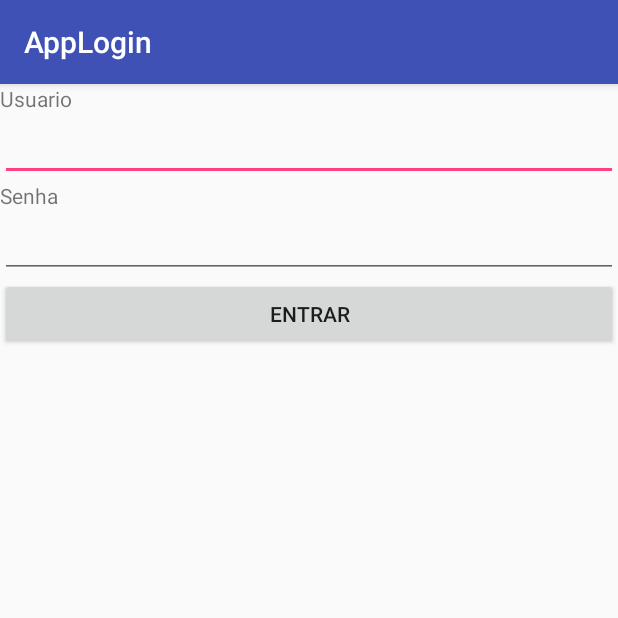
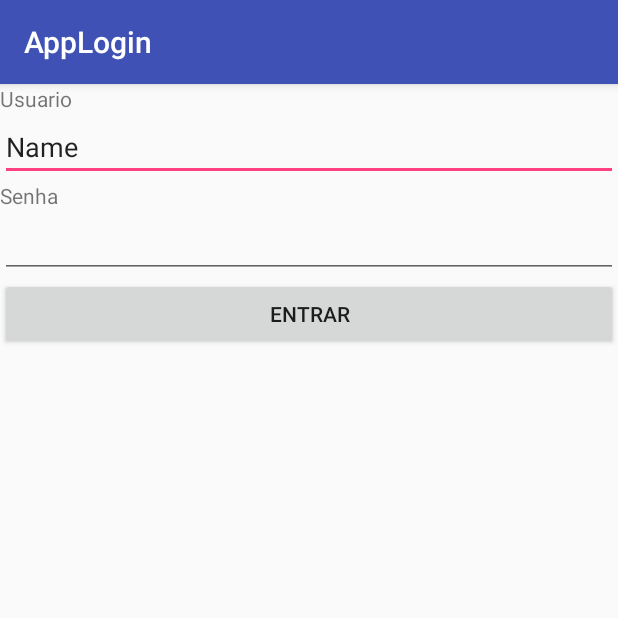
Before and after one commit to hemlysteglich/ListaTarefa, an Android app: the screen it shows after launch (MainActivity), on a phone screen of 412 x 824 dp, the top half of it. Run offline under Robolectric (Android 15) with nearby library versions, the phone set to English and light mode, and no system bars.

```diff
--- a/app/src/main/res/layout/activity_main.xml
+++ b/app/src/main/res/layout/activity_main.xml
@@ -18,7 +18,8 @@
         android:layout_width="match_parent"
         android:layout_height="wrap_content"
         android:ems="10"
-        android:inputType="textPersonName" />
+        android:inputType="textPersonName"
+        android:text="Name" />
 
     <TextView
         android:id="@+id/textView2"
```
Also changed, not shown: 1 other file.
